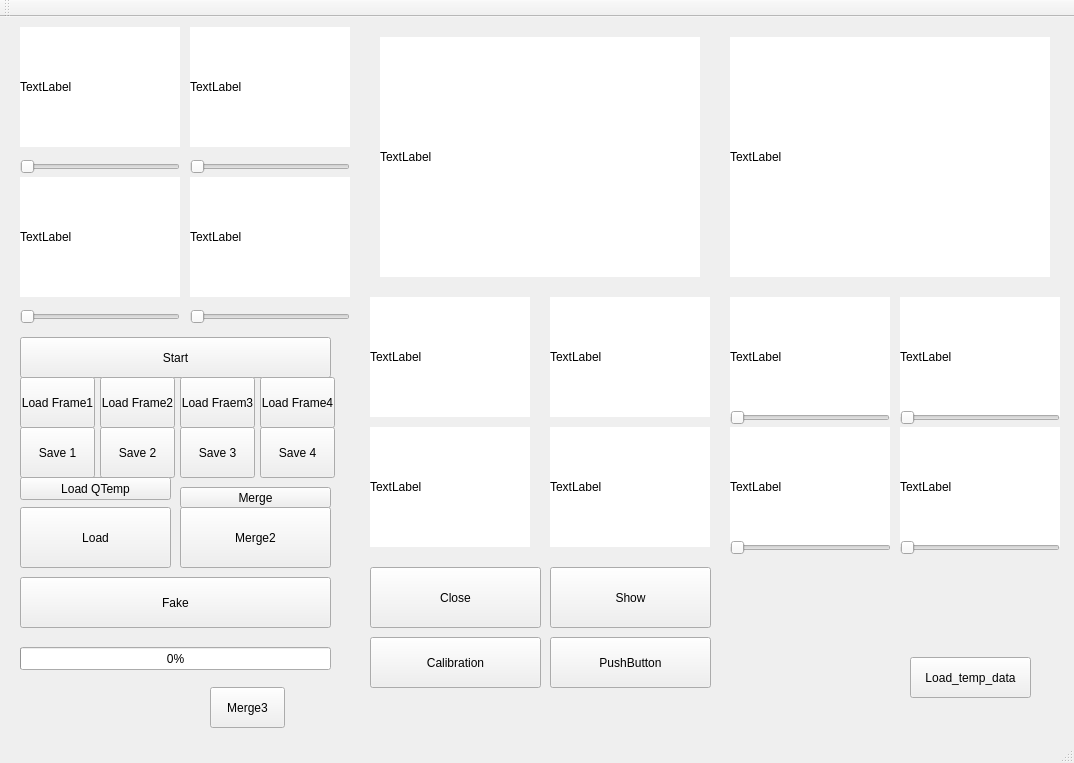
Qt form mainwindow.ui (Chia-ChunHsu/Capture) before a commit.
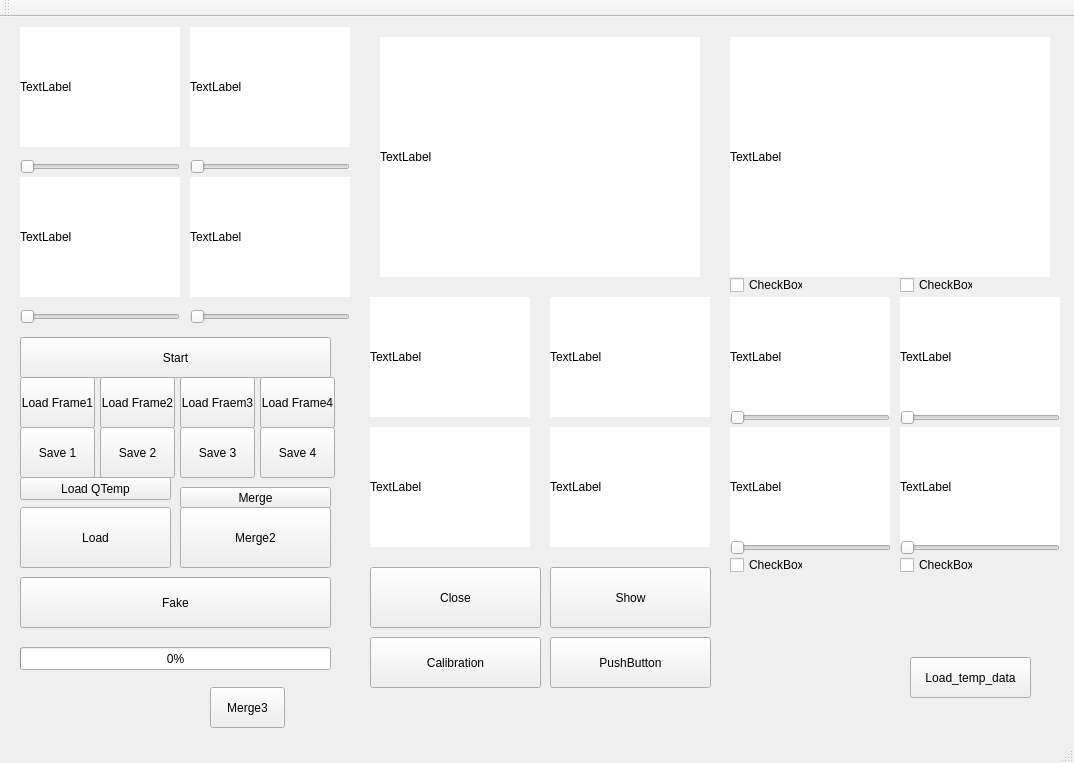
The same form after that commit.

```diff
--- a/mainwindow.ui
+++ b/mainwindow.ui
@@ -639,6 +639,58 @@
      <enum>Qt::Horizontal</enum>
     </property>
    </widget>
+   <widget class="QCheckBox" name="checkBox1">
+    <property name="geometry">
+     <rect>
+      <x>730</x>
+      <y>260</y>
+      <width>73</width>
+      <height>16</height>
+     </rect>
+    </property>
+    <property name="text">
+     <string>CheckBox</string>
+    </property>
+   </widget>
+   <widget class="QCheckBox" name="checkBox2">
+    <property name="geometry">
+     <rect>
+      <x>900</x>
+      <y>260</y>
+      <width>73</width>
+      <height>16</height>
+     </rect>
+    </property>
+    <property name="text">
+     <string>CheckBox</string>
+    </property>
+   </widget>
+   <widget class="QCheckBox" name="checkBox3">
+    <property name="geometry">
+     <rect>
+      <x>730</x>
+      <y>540</y>
+      <width>73</width>
+      <height>16</height>
+     </rect>
+    </property>
+    <property name="text">
+     <string>CheckBox</string>
+    </property>
+   </widget>
+   <widget class="QCheckBox" name="checkBox4">
+    <property name="geometry">
+     <rect>
+      <x>900</x>
+      <y>540</y>
+      <width>73</width>
+      <height>16</height>
+     </rect>
+    </property>
+    <property name="text">
+     <string>CheckBox</string>
+    </property>
+   </widget>
   </widget>
   <widget class="QMenuBar" name="menuBar">
    <property name="geometry">
```
